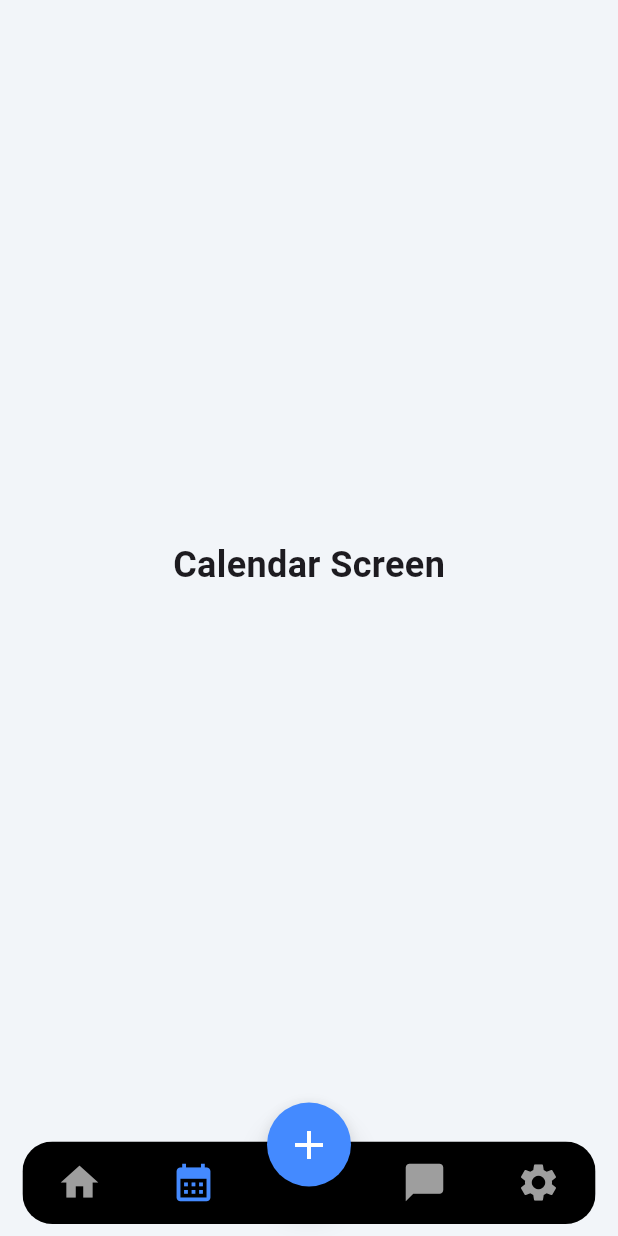
After one commit to dev-shaon/TO-DO, a Flutter app: the BotomHome screen opened directly, item 2 of the bottom bar chosen, after a tap on the "add" icon, on a phone screen of 412 x 824 dp. The commit adds this screen. Run offline on Flutter 3.47's test engine with Material 3 defaults, Android fonts, the phone set to English and light mode, and no system bars; our stand-ins replace font_awesome_flutter.

Commit message:
Nwe screen

```diff
--- /dev/null
+++ b/lib/Screens/Botom_Home.dart
@@ -0,0 +1,101 @@
+import 'package:flutter/material.dart';
+import 'package:to_do/Screens/home_screen.dart';
+
+class BotomHome extends StatefulWidget {
+  const BotomHome({super.key});
+
+  @override
+  State<BotomHome> createState() => _BotomHomeState();
+}
+
+class _BotomHomeState extends State<BotomHome> {
+  int bottomNavIndex = 0;
+
+
+  final List<Widget> screens = [
+   HomeScreen(title: '',),
+    Center(
+      child: Text(
+        "Calendar Screen",
+        style: TextStyle(fontSize: 24, fontWeight: FontWeight.bold),
+      ),
+    ),
+    Center(
+
+    ),
+    Center(
+      child: Text(
+        "Settings Screen",
+        style: TextStyle(fontSize: 24, fontWeight: FontWeight.bold),
+      ),
+    ),
+  ];
+
+  @override
+  Widget build(BuildContext context) {
+    return Scaffold(
+      backgroundColor: const Color(0xffF2F5F9),
+
+      // 🔹 Body changes based on bottomNavIndex
+      body: SafeArea(child: screens[bottomNavIndex]),
+
+      floatingActionButton: Transform.translate(
+        offset: const Offset(0, 10),
+        child: FloatingActionButton(
+          backgroundColor: Colors.blueAccent,
+          onPressed: () {
+            print("Floating Button Pressed");
+          },
+          shape: RoundedRectangleBorder(
+            borderRadius: BorderRadius.circular(50),
+          ),
+          elevation: 8,
+          child: const Icon(Icons.add, color: Colors.white, size: 32),
+        ),
+      ),
+
+      floatingActionButtonLocation: FloatingActionButtonLocation.centerDocked,
+
+      bottomNavigationBar: Padding(
+        padding: const EdgeInsets.symmetric(horizontal: 15, vertical: 8),
+        child: ClipRRect(
+          borderRadius: BorderRadius.circular(20),
+          child: Material(
+            elevation: 10,
+            color: Colors.black,
+            child: SizedBox(
+              height: 55,
+              child: Row(
+                mainAxisAlignment: MainAxisAlignment.spaceAround,
+                children: [
+                  _buildNavIcon(Icons.home, 0),
+                  _buildNavIcon(Icons.calendar_month, 1),
+                  const SizedBox(width: 50), // FAB gap
+                  _buildNavIcon(Icons.chat_bubble, 2),
+                  _buildNavIcon(Icons.settings, 3),
+                ],
+              ),
+            ),
+          ),
+        ),
+      ),
+    );
+  }
+
+  // 🔹 Icon builder
+  Widget _buildNavIcon(IconData icon, int index) {
+    final isSelected = bottomNavIndex == index;
+    return IconButton(
+      onPressed: () {
+        setState(() {
+          bottomNavIndex = index; // update screen
+        });
+      },
+      icon: Icon(
+        icon,
+        size: 30,
+        color: isSelected ? Colors.blueAccent : Colors.grey,
+      ),
+    );
+  }
+}
--- a/lib/Screens/Home_Screen.dart
+++ b/lib/Screens/Home_Screen.dart
@@ -1,15 +1,141 @@
 import 'package:flutter/material.dart';
 
-class HomeScreen extends StatefulWidget {
-  const HomeScreen({super.key});
+class HomeScreen extends StatelessWidget {
+  final String title;
+
+  const HomeScreen({super.key, required this.title});
 
   @override
-  State<HomeScreen> createState() => _HomeScreenState();
-}
+  Widget build(BuildContext context) {
+    final List<Map<String, dynamic>> categories = [
+      {"icon": Icons.work, "label": "Work", "color": Colors.red},
+      {"icon": Icons.person, "label": "Personal", "color": Colors.green},
+      {"icon": Icons.school, "label": "Study", "color": Colors.orange},
+      {
+        "icon": Icons.fitness_center,
+        "label": "Fitness",
+        "color": Colors.purple,
+      },
+      {"icon": Icons.shopping_cart, "label": "Shopping", "color": Colors.teal},
+      {"icon": Icons.travel_explore, "label": "Travel", "color": Colors.blue},
+    ];
 
-class _HomeScreenState extends State<HomeScreen> {
-  @override
-  Widget build(BuildContext context) {
-    return Scaffold();
+    return Padding(
+      padding: const EdgeInsets.all(20),
+      child: Column(
+        crossAxisAlignment: CrossAxisAlignment.start,
+        children: [
+          const SizedBox(height: 10),
+
+          // 🔹 Search bar
+          TextField(
+            decoration: InputDecoration(
+              hintText: "Search",
+              border: OutlineInputBorder(
+                borderRadius: BorderRadius.circular(20),
+              ),
+            ),
+          ),
+
+          const SizedBox(height: 24),
+
+          // 🔹 Categories title
+          const Text(
+            "Categories",
+            style: TextStyle(fontWeight: FontWeight.bold, fontSize: 20),
+          ),
+          const SizedBox(height: 14),
+
+          // 🔹 Categories Grid
+          SizedBox(
+            height: 200,
+            child: GridView.builder(
+              physics: const NeverScrollableScrollPhysics(),
+              itemCount: categories.length,
+              gridDelegate: const SliverGridDelegateWithFixedCrossAxisCount(
+                crossAxisCount: 3,
+                crossAxisSpacing: 10,
+                mainAxisSpacing: 10,
+                childAspectRatio: 100 / 88,
+              ),
+              itemBuilder: (context, index) {
+                return Container(
+                  decoration: BoxDecoration(
+                    borderRadius: BorderRadius.circular(20),
+                    border: Border.all(
+                      color: categories[index]["color"],
+                      width: 2,
+                    ),
+                  ),
+                  child: Column(
+                    mainAxisAlignment: MainAxisAlignment.center,
+                    children: [
+                      Icon(
+                        categories[index]["icon"],
+                        color: categories[index]["color"],
+                        size: 30,
+                      ),
+                      Text(
+                        categories[index]["label"],
+                        style: const TextStyle(fontWeight: FontWeight.bold),
+                      ),
+                    ],
+                  ),
+                );
+              },
+            ),
+          ),
+
+          const SizedBox(height: 20),
+
+          // 🔹 Today's task header
+          Row(
+            mainAxisAlignment: MainAxisAlignment.spaceBetween,
+            children: [
+              const Text(
+                "Today’s task",
+                style: TextStyle(fontSize: 20, fontWeight: FontWeight.bold),
+              ),
+              TextButton(
+                onPressed: () {},
+                child: const Text(
+                  "See all",
+                  style: TextStyle(color: Colors.blue),
+                ),
+              ),
+            ],
+          ),
+
+          const SizedBox(height: 10),
+
+          // 🔹 Task list
+          Expanded(
+            child: ListView.separated(
+              padding: const EdgeInsets.only(bottom: 16),
+              itemCount: 10, // যত খুশি
+              separatorBuilder: (_, __) => const SizedBox(height: 16),
+              itemBuilder: (context, index) {
+                return Container(
+                  height: 60,
+                  decoration: BoxDecoration(
+                    color: const Color(0xFF90B8FD),
+                    borderRadius: BorderRadius.circular(16),
+                  ),
+                  alignment: Alignment.center,
+                  child: Text(
+                    "task ${index + 1}",
+                    style: const TextStyle(
+                      fontWeight: FontWeight.bold,
+                      fontSize: 16,
+                      color: Colors.white,
+                    ),
+                  ),
+                );
+              },
+            ),
+          ),
+        ],
+      ),
+    );
   }
 }
--- a/lib/Screens/fristScreen.dart
+++ b/lib/Screens/fristScreen.dart
@@ -43,7 +43,7 @@ class _FristscreenState extends State<Fristscreen> {
               ElevatedButton(
                 style: ElevatedButton.styleFrom(
                   foregroundColor: Colors.white,
-                  minimumSize: Size(250, 40),
+                  minimumSize: Size(250, 50),
                   backgroundColor: Colors.blue
                 ),
                 onPressed: (){
--- a/lib/Screens/sign_in.dart
+++ b/lib/Screens/sign_in.dart
@@ -1,6 +1,6 @@
 import 'package:flutter/material.dart';
 import 'package:font_awesome_flutter/font_awesome_flutter.dart';
-import 'package:to_do/Screens/Home_Screen.dart';
+import 'package:to_do/Screens/Botom_Home.dart';
 import 'package:to_do/Screens/fristScreen.dart';
 import 'package:to_do/Screens/sign_up.dart';
 
@@ -88,7 +88,7 @@ class _SignInState extends State<SignIn> {
                     foregroundColor: Colors.white,
                   ),
                   onPressed: () {
-                    Navigator.push(context, MaterialPageRoute(builder: (context)=>HomeScreen()));
+                    Navigator.push(context, MaterialPageRoute(builder: (context)=>BotomHome()));
                   },
                   child: Text("Login",style: TextStyle(
                   fontWeight: FontWeight.bold,
--- a/lib/Screens/sign_up.dart
+++ b/lib/Screens/sign_up.dart
@@ -1,6 +1,6 @@
 import 'package:flutter/material.dart';
 import 'package:font_awesome_flutter/font_awesome_flutter.dart';
-import 'package:to_do/Screens/Home_Screen.dart';
+import 'package:to_do/Screens/Botom_Home.dart';
 import 'package:to_do/Screens/sign_in.dart';
 
 class SignUp extends StatefulWidget {
@@ -79,7 +79,7 @@ class _SignUpState extends State<SignUp> {
                     foregroundColor: Colors.white,
                   ),
                   onPressed: () {
-                    Navigator.push(context, MaterialPageRoute(builder: (context)=>HomeScreen()));
+                    Navigator.push(context, MaterialPageRoute(builder: (context)=>BotomHome()));
                   },
                   child: Text(
                     "Sign Up",
```
